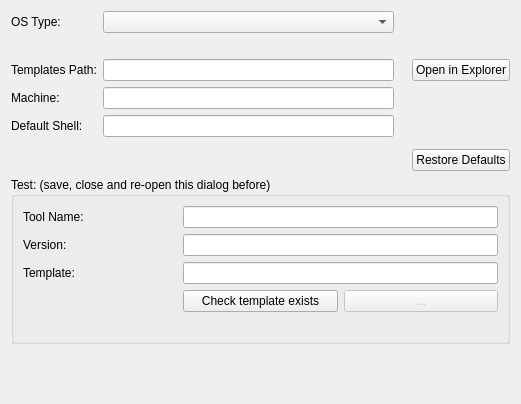
Before: the Qt Designer form src/app/preferences/pages/gt_preferencescommandlinetemplates.ui in dlr-gtlab/gtlab-core, drawn with Qt 5.
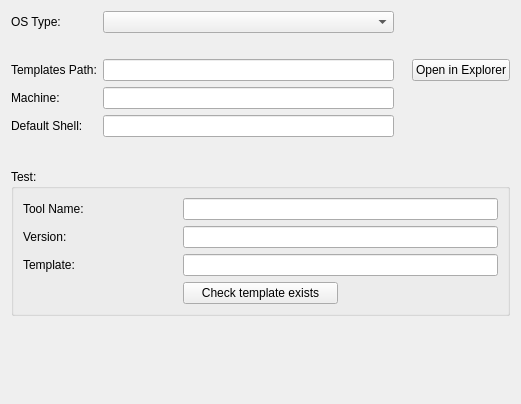
After: the same form once the commit is applied.

```diff
--- a/src/app/preferences/pages/gt_preferencescommandlinetemplates.ui
+++ b/src/app/preferences/pages/gt_preferencescommandlinetemplates.ui
@@ -66,7 +66,7 @@
    <item row="8" column="0" colspan="5">
     <widget class="QGroupBox" name="testBox">
      <property name="title">
-      <string>Test: (save, close and re-open this dialog before)</string>
+      <string>Test:</string>
      </property>
      <layout class="QGridLayout" name="gridLayout_2">
       <item row="5" column="0">
@@ -99,16 +99,6 @@
       <item row="5" column="2" colspan="2">
        <widget class="QLineEdit" name="testTemplatename"/>
       </item>
-      <item row="6" column="3">
-       <widget class="QPushButton" name="buttonTestTemplate">
-        <property name="enabled">
-         <bool>false</bool>
-        </property>
-        <property name="text">
-         <string>...</string>
-        </property>
-       </widget>
-      </item>
       <item row="0" column="0">
        <widget class="QLabel" name="label_2">
         <property name="text">
@@ -116,7 +106,7 @@
         </property>
        </widget>
       </item>
-      <item row="7" column="2" colspan="2">
+      <item row="6" column="3">
        <widget class="QLabel" name="labelTemplateFound">
         <property name="text">
          <string/>
@@ -180,13 +170,6 @@
      </property>
     </widget>
    </item>
-   <item row="7" column="4">
-    <widget class="QPushButton" name="buttonRestoreDefaults">
-     <property name="text">
-      <string>Restore Defaults</string>
-     </property>
-    </widget>
-   </item>
   </layout>
  </widget>
  <tabstops>
```
Left out of the diff: 2 changed lines with no effect on the pictures.
